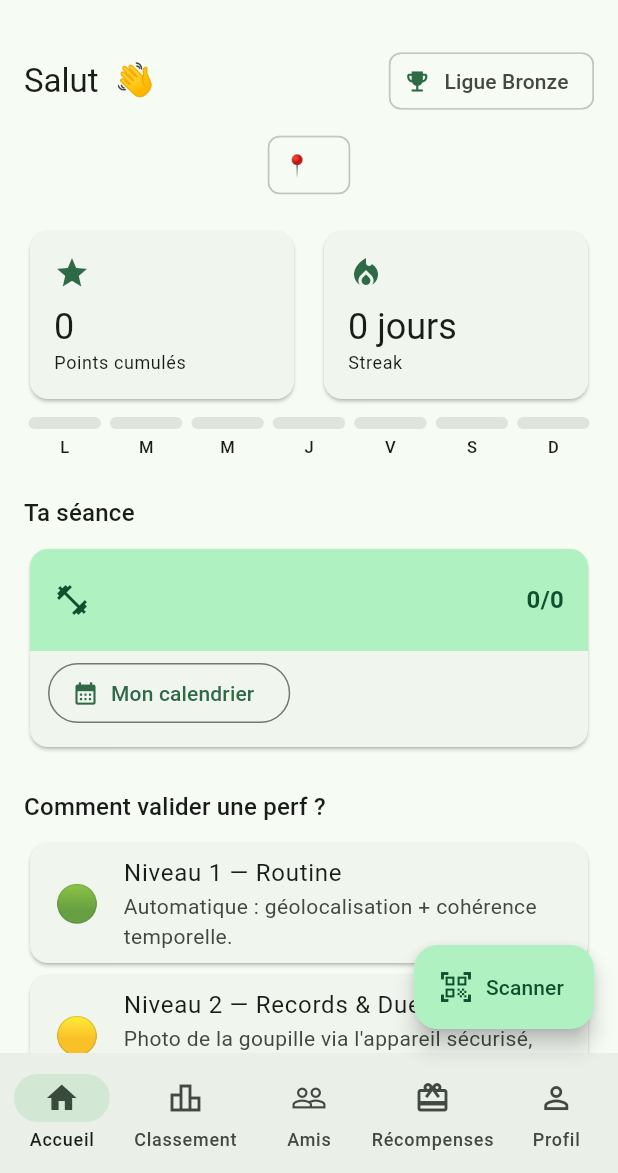
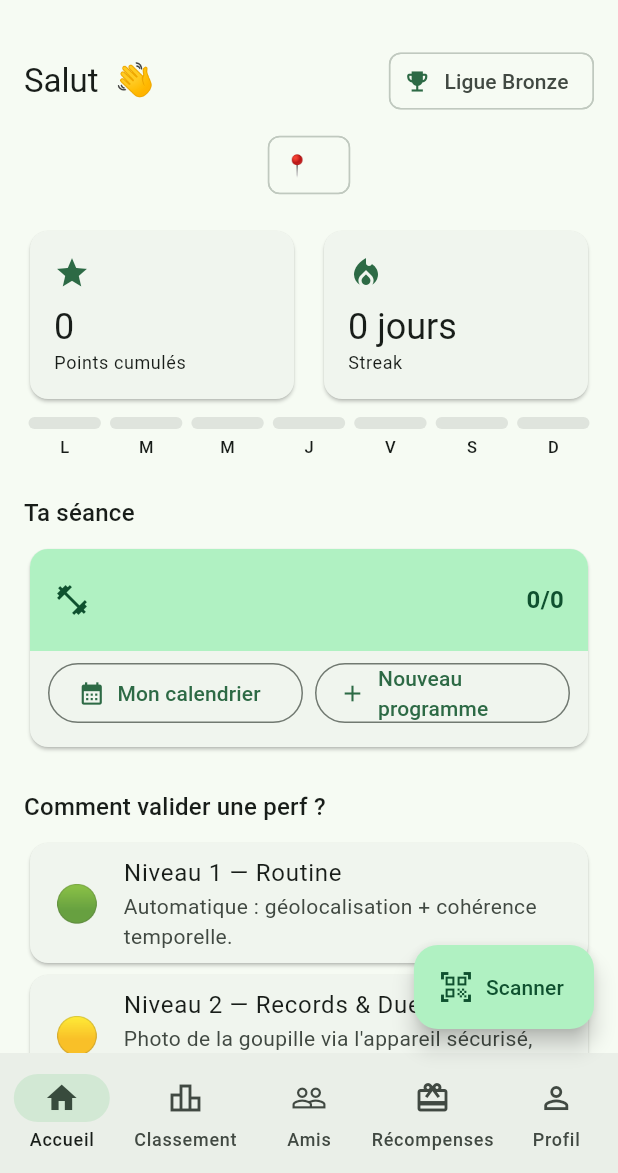
Before and after one commit to bramoulle91-boop/Gamification-Sport, a Flutter app: the screen it shows once a user with an empty profile is signed in, on a phone screen of 412 x 824 dp, the part 63-1236 px from its top. Run offline on Flutter 3.47's test engine with Material 3 defaults, Android fonts, the phone set to English and light mode, and no system bars; our stand-ins replace camera, flutter_dotenv, flutter_map, flutter_riverpod, geolocator, go_router and 4 more; missing offline and left inert: mobile_scanner; accounts and stored records are empty; network calls fail.

Commit message:
Ajoute un accès direct à la création de programme même déjà inscrit à un programme

```diff
--- a/app/lib/screens/home/home_screen.dart
+++ b/app/lib/screens/home/home_screen.dart
@@ -234,6 +234,7 @@ class _HomeScreenState extends ConsumerState<HomeScreen> {
                       togglingExerciseId: _togglingExerciseId,
                       onToggle: (exercise) => _toggleExercise(exercise, doneExerciseIds.contains(exercise.id)),
                       onOpenCalendar: () => context.push('/programs/calendar'),
+                      onCreateNew: () => context.push('/programs/create'),
                     );
                   },
                 ),
--- a/app/lib/widgets/program_card.dart
+++ b/app/lib/widgets/program_card.dart
@@ -26,6 +26,7 @@ class ProgramCard extends StatelessWidget {
     required this.doneExerciseIds,
     required this.onToggle,
     required this.onOpenCalendar,
+    required this.onCreateNew,
     this.togglingExerciseId,
     super.key,
   });
@@ -34,6 +35,7 @@ class ProgramCard extends StatelessWidget {
   final Set<String> doneExerciseIds;
   final void Function(ProgramExerciseModel exercise) onToggle;
   final VoidCallback onOpenCalendar;
+  final VoidCallback onCreateNew;
   final String? togglingExerciseId;
 
   @override
@@ -131,10 +133,24 @@ class ProgramCard extends StatelessWidget {
             }),
           Padding(
             padding: const EdgeInsets.fromLTRB(12, 4, 12, 12),
-            child: OutlinedButton.icon(
-              onPressed: onOpenCalendar,
-              icon: const Icon(Icons.calendar_month),
-              label: const Text('Mon calendrier'),
+            child: Row(
+              children: [
+                Expanded(
+                  child: OutlinedButton.icon(
+                    onPressed: onOpenCalendar,
+                    icon: const Icon(Icons.calendar_month),
+                    label: const Text('Mon calendrier'),
+                  ),
+                ),
+                const SizedBox(width: 8),
+                Expanded(
+                  child: OutlinedButton.icon(
+                    onPressed: onCreateNew,
+                    icon: const Icon(Icons.add),
+                    label: const Text('Nouveau programme'),
+                  ),
+                ),
+              ],
             ),
           ),
         ],
```
